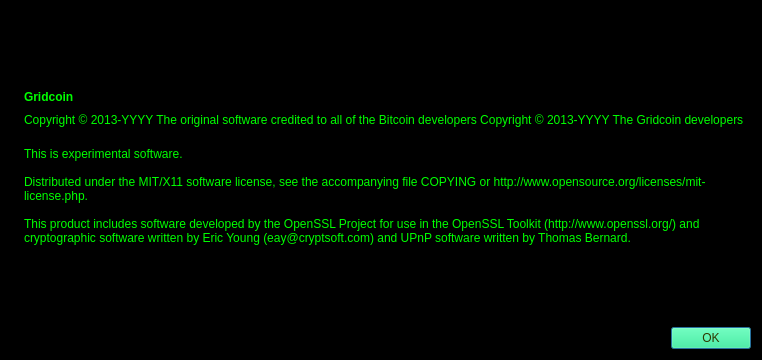
Qt form src/qt/forms/aboutdialog.ui (gridcoin/Gridcoin-master) before a commit.
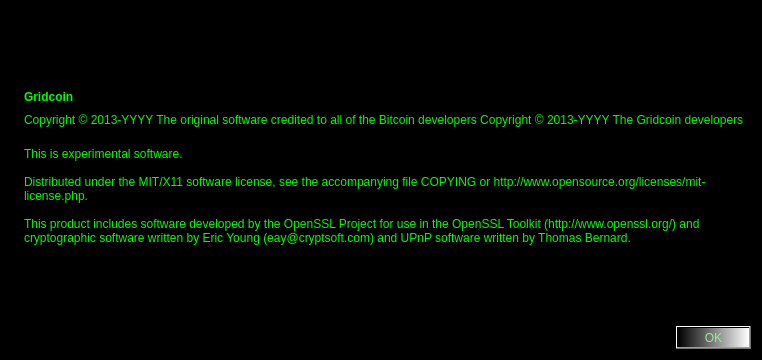
The same form after that commit. Icons and pictures are not drawn.

Diff of the .ui file:
```diff
--- a/src/qt/forms/aboutdialog.ui
+++ b/src/qt/forms/aboutdialog.ui
@@ -343,40 +343,279 @@
        <property name="palette">
         <palette>
          <active>
+          <colorrole role="WindowText">
+           <brush brushstyle="SolidPattern">
+            <color alpha="255">
+             <red>144</red>
+             <green>238</green>
+             <blue>144</blue>
+            </color>
+           </brush>
+          </colorrole>
+          <colorrole role="Button">
+           <brush brushstyle="LinearGradientPattern">
+            <gradient startx="0.000000000000000" starty="0.000000000000000" endx="1.000000000000000" endy="0.000000000000000" type="LinearGradient" spread="PadSpread" coordinatemode="ObjectBoundingMode">
+             <gradientstop position="0.000000000000000">
+              <color alpha="255">
+               <red>0</red>
+               <green>0</green>
+               <blue>0</blue>
+              </color>
+             </gradientstop>
+             <gradientstop position="1.000000000000000">
+              <color alpha="255">
+               <red>255</red>
+               <green>255</green>
+               <blue>255</blue>
+              </color>
+             </gradientstop>
+            </gradient>
+           </brush>
+          </colorrole>
+          <colorrole role="Text">
+           <brush brushstyle="SolidPattern">
+            <color alpha="255">
+             <red>144</red>
+             <green>238</green>
+             <blue>144</blue>
+            </color>
+           </brush>
+          </colorrole>
           <colorrole role="ButtonText">
            <brush brushstyle="SolidPattern">
             <color alpha="255">
-             <red>46</red>
-             <green>57</green>
-             <blue>1</blue>
+             <red>144</red>
+             <green>238</green>
+             <blue>144</blue>
             </color>
            </brush>
           </colorrole>
+          <colorrole role="Base">
+           <brush brushstyle="LinearGradientPattern">
+            <gradient startx="0.000000000000000" starty="0.000000000000000" endx="1.000000000000000" endy="0.000000000000000" type="LinearGradient" spread="PadSpread" coordinatemode="ObjectBoundingMode">
+             <gradientstop position="0.000000000000000">
+              <color alpha="255">
+               <red>0</red>
+               <green>0</green>
+               <blue>0</blue>
+              </color>
+             </gradientstop>
+             <gradientstop position="1.000000000000000">
+              <color alpha="255">
+               <red>255</red>
+               <green>255</green>
+               <blue>255</blue>
+              </color>
+             </gradientstop>
+            </gradient>
+           </brush>
+          </colorrole>
+          <colorrole role="Window">
+           <brush brushstyle="LinearGradientPattern">
+            <gradient startx="0.000000000000000" starty="0.000000000000000" endx="1.000000000000000" endy="0.000000000000000" type="LinearGradient" spread="PadSpread" coordinatemode="ObjectBoundingMode">
+             <gradientstop position="0.000000000000000">
+              <color alpha="255">
+               <red>0</red>
+               <green>0</green>
+               <blue>0</blue>
+              </color>
+             </gradientstop>
+             <gradientstop position="1.000000000000000">
+              <color alpha="255">
+               <red>255</red>
+               <green>255</green>
+               <blue>255</blue>
+              </color>
+             </gradientstop>
+            </gradient>
+           </brush>
+          </colorrole>
          </active>
          <inactive>
+          <colorrole role="WindowText">
+           <brush brushstyle="SolidPattern">
+            <color alpha="255">
+             <red>144</red>
+             <green>238</green>
+             <blue>144</blue>
+            </color>
+           </brush>
+          </colorrole>
+          <colorrole role="Button">
+           <brush brushstyle="LinearGradientPattern">
+            <gradient startx="0.000000000000000" starty="0.000000000000000" endx="1.000000000000000" endy="0.000000000000000" type="LinearGradient" spread="PadSpread" coordinatemode="ObjectBoundingMode">
+             <gradientstop position="0.000000000000000">
+              <color alpha="255">
+               <red>0</red>
+               <green>0</green>
+               <blue>0</blue>
+              </color>
+             </gradientstop>
+             <gradientstop position="1.000000000000000">
+              <color alpha="255">
+               <red>255</red>
+               <green>255</green>
+               <blue>255</blue>
+              </color>
+             </gradientstop>
+            </gradient>
+           </brush>
+          </colorrole>
+          <colorrole role="Text">
+           <brush brushstyle="SolidPattern">
+            <color alpha="255">
+             <red>144</red>
+             <green>238</green>
+             <blue>144</blue>
+            </color>
+           </brush>
+          </colorrole>
           <colorrole role="ButtonText">
            <brush brushstyle="SolidPattern">
             <color alpha="255">
-             <red>46</red>
-             <green>57</green>
-             <blue>1</blue>
+             <red>144</red>
+             <green>238</green>
+             <blue>144</blue>
             </color>
            </brush>
           </colorrole>
+          <colorrole role="Base">
+           <brush brushstyle="LinearGradientPattern">
+            <gradient startx="0.000000000000000" starty="0.000000000000000" endx="1.000000000000000" endy="0.000000000000000" type="LinearGradient" spread="PadSpread" coordinatemode="ObjectBoundingMode">
+             <gradientstop position="0.000000000000000">
+              <color alpha="255">
+               <red>0</red>
+               <green>0</green>
+               <blue>0</blue>
+              </color>
+             </gradientstop>
+             <gradientstop position="1.000000000000000">
+              <color alpha="255">
+               <red>255</red>
+               <green>255</green>
+               <blue>255</blue>
+              </color>
+             </gradientstop>
+            </gradient>
+           </brush>
+          </colorrole>
+          <colorrole role="Window">
+           <brush brushstyle="LinearGradientPattern">
+            <gradient startx="0.000000000000000" starty="0.000000000000000" endx="1.000000000000000" endy="0.000000000000000" type="LinearGradient" spread="PadSpread" coordinatemode="ObjectBoundingMode">
+             <gradientstop position="0.000000000000000">
+              <color alpha="255">
+               <red>0</red>
+               <green>0</green>
+               <blue>0</blue>
+              </color>
+             </gradientstop>
+             <gradientstop position="1.000000000000000">
+              <color alpha="255">
+               <red>255</red>
+               <green>255</green>
+               <blue>255</blue>
+              </color>
+             </gradientstop>
+            </gradient>
+           </brush>
+          </colorrole>
          </inactive>
          <disabled>
+          <colorrole role="WindowText">
+           <brush brushstyle="SolidPattern">
+            <color alpha="255">
+             <red>144</red>
+             <green>238</green>
+             <blue>144</blue>
+            </color>
+           </brush>
+          </colorrole>
+          <colorrole role="Button">
+           <brush brushstyle="LinearGradientPattern">
+            <gradient startx="0.000000000000000" starty="0.000000000000000" endx="1.000000000000000" endy="0.000000000000000" type="LinearGradient" spread="PadSpread" coordinatemode="ObjectBoundingMode">
+             <gradientstop position="0.000000000000000">
+              <color alpha="255">
+               <red>0</red>
+               <green>0</green>
+               <blue>0</blue>
+              </color>
+             </gradientstop>
+             <gradientstop position="1.000000000000000">
+              <color alpha="255">
+               <red>255</red>
+               <green>255</green>
+               <blue>255</blue>
+              </color>
+             </gradientstop>
+            </gradient>
+           </brush>
+          </colorrole>
+          <colorrole role="Text">
+           <brush brushstyle="SolidPattern">
+            <color alpha="255">
+             <red>144</red>
+             <green>238</green>
+             <blue>144</blue>
+            </color>
+           </brush>
+          </colorrole>
           <colorrole role="ButtonText">
            <brush brushstyle="SolidPattern">
             <color alpha="255">
-             <red>120</red>
-             <green>120</green>
-             <blue>120</blue>
+             <red>144</red>
+             <green>238</green>
+             <blue>144</blue>
             </color>
            </brush>
           </colorrole>
+          <colorrole role="Base">
+           <brush brushstyle="LinearGradientPattern">
+            <gradient startx="0.000000000000000" starty="0.000000000000000" endx="1.000000000000000" endy="0.000000000000000" type="LinearGradient" spread="PadSpread" coordinatemode="ObjectBoundingMode">
+             <gradientstop position="0.000000000000000">
+              <color alpha="255">
+               <red>0</red>
+               <green>0</green>
+               <blue>0</blue>
+              </color>
+             </gradientstop>
+             <gradientstop position="1.000000000000000">
+              <color alpha="255">
+               <red>255</red>
+               <green>255</green>
+               <blue>255</blue>
+              </color>
+             </gradientstop>
+            </gradient>
+           </brush>
+          </colorrole>
+          <colorrole role="Window">
+           <brush brushstyle="LinearGradientPattern">
+            <gradient startx="0.000000000000000" starty="0.000000000000000" endx="1.000000000000000" endy="0.000000000000000" type="LinearGradient" spread="PadSpread" coordinatemode="ObjectBoundingMode">
+             <gradientstop position="0.000000000000000">
+              <color alpha="255">
+               <red>0</red>
+               <green>0</green>
+               <blue>0</blue>
+              </color>
+             </gradientstop>
+             <gradientstop position="1.000000000000000">
+              <color alpha="255">
+               <red>255</red>
+               <green>255</green>
+               <blue>255</blue>
+              </color>
+             </gradientstop>
+            </gradient>
+           </brush>
+          </colorrole>
          </disabled>
         </palette>
        </property>
+       <property name="styleSheet">
+        <string notr="true">color:lightgreen;
+background-color:qlineargradient(spread:pad, x1:0, y1:0, x2:1, y2:0, stop:0 rgba(0, 0, 0, 255), stop:1 rgba(255, 255, 255, 255));
+</string>
+       </property>
        <property name="orientation">
         <enum>Qt::Horizontal</enum>
        </property>
```
